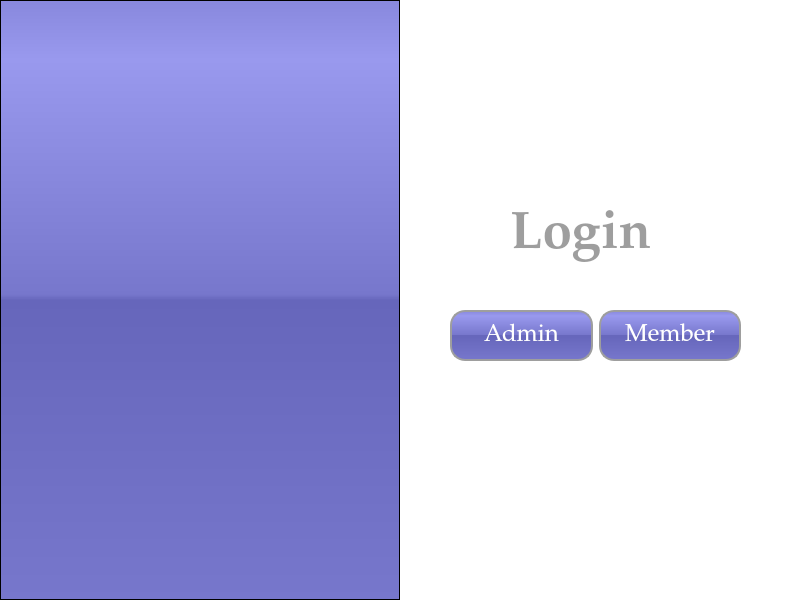
Above: UI/MainPageUI.ui from tural777/FinalProject before the change. Below: the same form after it.
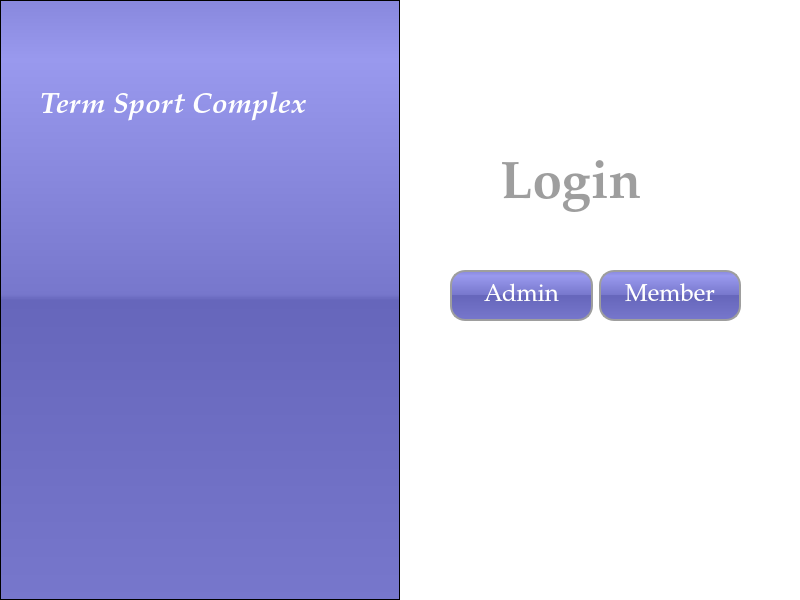
That is the form after the change. Icons and pictures are not drawn.

```diff
--- a/UI/MainPageUI.ui
+++ b/UI/MainPageUI.ui
@@ -44,8 +44,8 @@
    <widget class="QLabel" name="lbl_login">
     <property name="geometry">
      <rect>
-      <x>510</x>
-      <y>190</y>
+      <x>500</x>
+      <y>140</y>
       <width>181</width>
       <height>91</height>
      </rect>
@@ -73,7 +73,7 @@
     <property name="geometry">
      <rect>
       <x>450</x>
-      <y>310</y>
+      <y>270</y>
       <width>291</width>
       <height>51</height>
      </rect>
@@ -204,6 +204,35 @@
       <bool>true</bool>
      </property>
     </widget>
+    <widget class="QLabel" name="lbl_login_title">
+     <property name="geometry">
+      <rect>
+       <x>40</x>
+       <y>80</y>
+       <width>341</width>
+       <height>51</height>
+      </rect>
+     </property>
+     <property name="font">
+      <font>
+       <family>Palatino Linotype</family>
+       <pointsize>22</pointsize>
+       <weight>75</weight>
+       <italic>true</italic>
+       <bold>true</bold>
+      </font>
+     </property>
+     <property name="autoFillBackground">
+      <bool>false</bool>
+     </property>
+     <property name="styleSheet">
+      <string notr="true">color: white;
+background-color: rgba(255, 255, 255, 0);</string>
+     </property>
+     <property name="text">
+      <string>Term Sport Complex</string>
+     </property>
+    </widget>
    </widget>
    <zorder>frame</zorder>
    <zorder>lbl_login</zorder>
```
